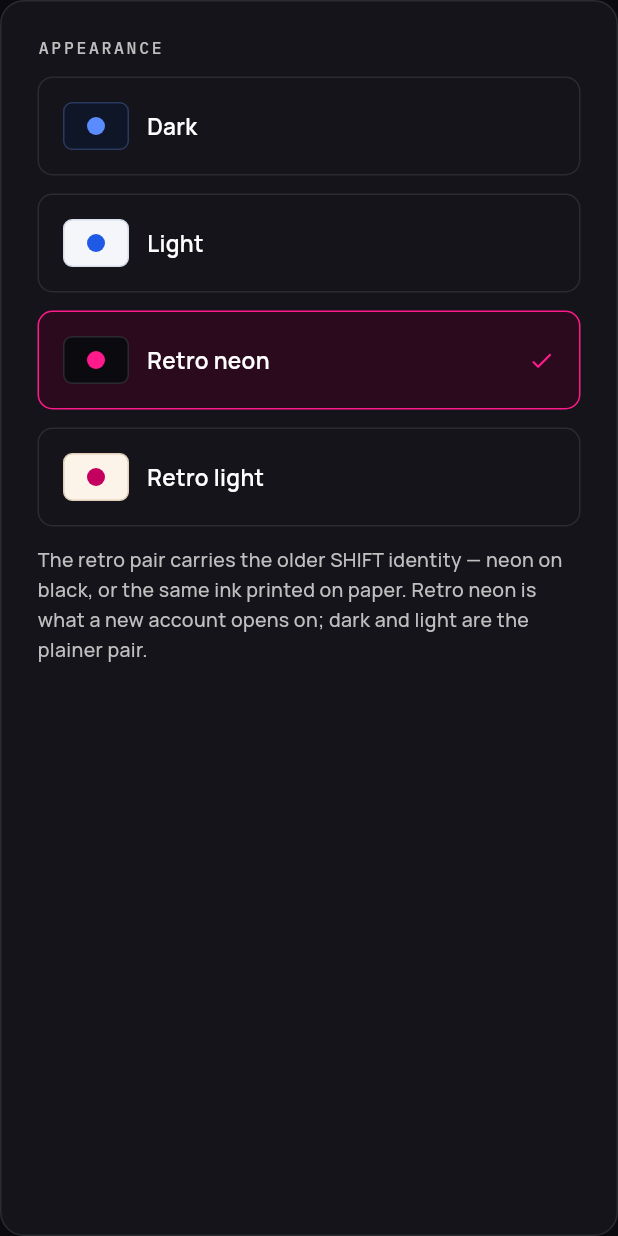
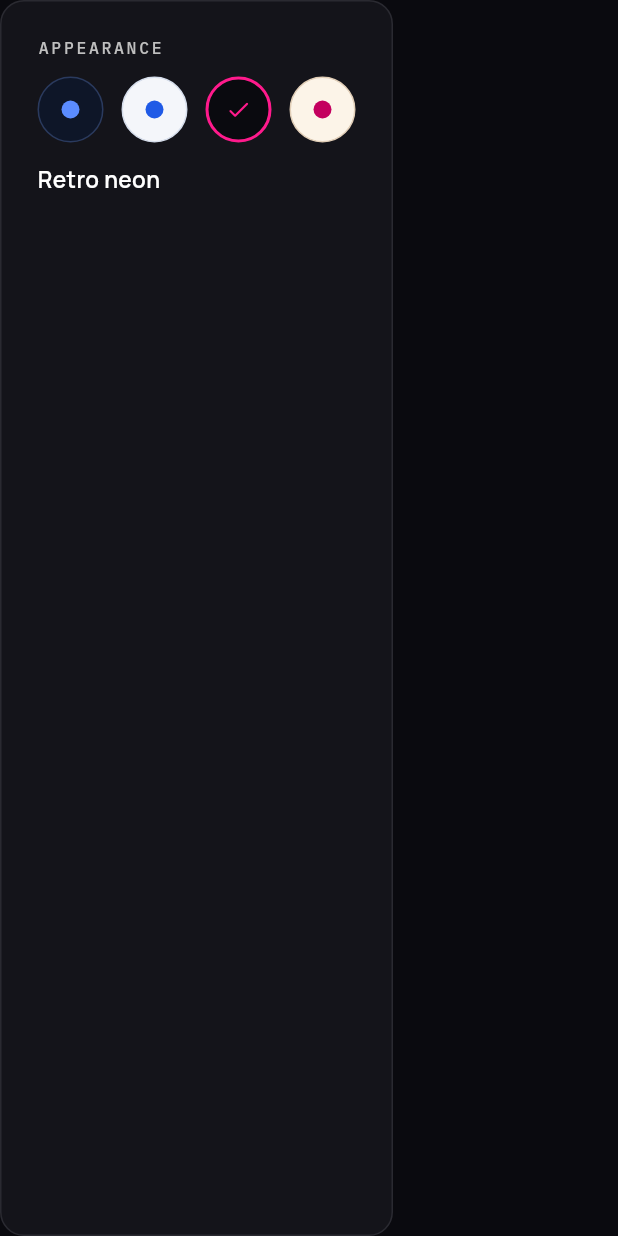
Before and after one commit to natehale05-gif/ShiftAI, a Flutter app: the _AppearanceCard widget shown alone on an empty page, opened directly, on a phone screen of 412 x 824 dp. Run offline on Flutter 3.47's test engine with Material 3 defaults, Android fonts, the phone set to English and light mode, and no system bars; our stand-ins replace file_picker, flutter_secure_storage, flutter_svg, geolocator, shared_preferences, web; missing offline and left inert: dart:js_interop, home_widget; accounts and stored records are empty.

Commit message:
Simplify Appearance; move avatar and account to the top of Settings
Appearance was four bordered cards (a swatch, a name, a checkmark) laid
out in a LayoutBuilder-driven grid, plus a paragraph explaining what the
retro pair is. Replaced it with one row of colour circles and a single
line naming whichever is picked — same four themes, same selection
state, a fraction of the widget tree and nothing left to read unless
you want to know what you just picked.

Reordered Settings so who you are comes first: the avatar gallery and
the account card (handle, email, sign out) now open the screen: profile
and identity before appearance and behaviour, instead of after five
other cards.


Claude-Session: https://claude.ai/code/session_01Un6XDvXpF2SBXcC2iJ55xo

Co-authored-by: Claude <noreply@anthropic.com>

```diff
--- a/lib/features/settings/settings_surface.dart
+++ b/lib/features/settings/settings_surface.dart
@@ -13,7 +13,8 @@ import 'account_card.dart';
 import 'avatar.dart';
 import 'connectors.dart';
 
-/// Appearance, the avatar maker, connections and the account, in order.
+/// The avatar maker and the account first, then appearance, sections and
+/// connections — who you are before how the app looks and behaves.
 class SettingsSurface extends StatelessWidget {
   const SettingsSurface({super.key});
 
@@ -33,15 +34,18 @@ class SettingsSurface extends StatelessWidget {
             child: const Column(
               crossAxisAlignment: CrossAxisAlignment.stretch,
               children: <Widget>[
+                // Who you are comes first: the avatar you show up as, then
+                // the account it belongs to. Everything below is how the
+                // app looks and behaves, not who is using it.
+                _AvatarsCard(),
+                SizedBox(height: Space.x4),
+                AccountCard(),
+                SizedBox(height: Space.x4),
                 _AppearanceCard(),
                 SizedBox(height: Space.x4),
                 _FeaturesCard(),
                 SizedBox(height: Space.x4),
-                _AvatarsCard(),
-                SizedBox(height: Space.x4),
                 _ConnectionsCard(),
-                SizedBox(height: Space.x4),
-                AccountCard(),
                 // Only in a debug build: pointing the app at an engine is
                 // a developer's job, not something to ship to a creator.
                 if (kDebugMode) ...<Widget>[
@@ -57,12 +61,16 @@ class SettingsSurface extends StatelessWidget {
   }
 }
 
+/// One row of colour swatches, one label for whichever is picked — the
+/// grid of four bordered, captioned cards this replaced said the same
+/// thing with a lot more to look at.
 class _AppearanceCard extends StatelessWidget {
   const _AppearanceCard();
 
   @override
   Widget build(BuildContext context) {
     final AppState state = AppScope.of(context);
+    final ShiftColors c = ShiftColors.of(context);
 
     return ShiftCard(
       child: Column(
@@ -70,51 +78,28 @@ class _AppearanceCard extends StatelessWidget {
         children: <Widget>[
           const Eyebrow('Appearance'),
           const SizedBox(height: Space.x3),
-          LayoutBuilder(
-            builder: (BuildContext context, BoxConstraints constraints) {
-              // Four themes no longer fit across one row on a laptop, so
-              // they wrap into a grid rather than squeezing.
-              final int columns = constraints.maxWidth >= 860
-                  ? 4
-                  : constraints.maxWidth >= 520
-                      ? 2
-                      : 1;
-              return GridView.builder(
-                shrinkWrap: true,
-                physics: const NeverScrollableScrollPhysics(),
-                itemCount: ShiftThemeId.values.length,
-                gridDelegate: SliverGridDelegateWithFixedCrossAxisCount(
-                  crossAxisCount: columns,
-                  mainAxisSpacing: Space.x3,
-                  crossAxisSpacing: Space.x3,
-                  mainAxisExtent: 66,
+          Wrap(
+            spacing: Space.x3,
+            runSpacing: Space.x3,
+            children: <Widget>[
+              for (final ShiftThemeId id in ShiftThemeId.values)
+                _ThemeSwatch(
+                  id: id,
+                  selected: state.themeId == id,
+                  onTap: () => state.setTheme(id),
                 ),
-                itemBuilder: (BuildContext context, int i) {
-                  final ShiftThemeId id = ShiftThemeId.values[i];
-                  return _ThemeTile(
-                    id: id,
-                    selected: state.themeId == id,
-                    onTap: () => state.setTheme(id),
-                  );
-                },
-              );
-            },
+            ],
           ),
           const SizedBox(height: Space.x3),
-          Text(
-            'The retro pair carries the older SHIFT identity — neon on '
-            'black, or the same ink printed on paper. Retro neon is what a '
-            'new account opens on; dark and light are the plainer pair.',
-            style: ShiftType.caption(ShiftColors.of(context).textMuted),
-          ),
+          Text(state.themeId.label, style: ShiftType.bodyStrong(c.text)),
         ],
       ),
     );
   }
 }
 
-class _ThemeTile extends StatelessWidget {
-  const _ThemeTile({
+class _ThemeSwatch extends StatelessWidget {
+  const _ThemeSwatch({
     required this.id,
     required this.selected,
     required this.onTap,
@@ -132,44 +117,32 @@ class _ThemeTile extends StatelessWidget {
     return Semantics(
       selected: selected,
       button: true,
+      label: id.label,
       child: InkWell(
-        borderRadius: Radii.mdAll,
+        borderRadius: Radii.pillAll,
         onTap: onTap,
         child: Container(
-          padding: const EdgeInsets.all(Space.x4),
+          width: 44,
+          height: 44,
+          alignment: Alignment.center,
           decoration: BoxDecoration(
-            color: selected ? c.accentSoft : c.surface,
-            borderRadius: Radii.mdAll,
-            border: Border.all(color: selected ? c.accent : c.border),
+            color: preview.bg,
+            shape: BoxShape.circle,
+            border: Border.all(
+              color: selected ? c.accent : preview.border,
+              width: selected ? 2 : 1,
+            ),
           ),
-          child: Row(
-            children: <Widget>[
-              Container(
-                width: 44,
-                height: 32,
-                alignment: Alignment.center,
-                decoration: BoxDecoration(
-                  color: preview.bg,
-                  borderRadius: Radii.smAll,
-                  border: Border.all(color: preview.border),
-                ),
-                child: Container(
+          child: selected
+              ? Icon(Icons.check_rounded, size: 18, color: preview.accent)
+              : Container(
                   width: 12,
                   height: 12,
                   decoration: BoxDecoration(
                     color: preview.accent,
-                    borderRadius: Radii.pillAll,
+                    shape: BoxShape.circle,
                   ),
                 ),
-              ),
-              const SizedBox(width: Space.x3),
-              Expanded(
-                child: Text(id.label, style: ShiftType.bodyStrong(c.text)),
-              ),
-              if (selected)
-                Icon(Icons.check_rounded, size: 18, color: c.accent),
-            ],
-          ),
         ),
       ),
     );
```
